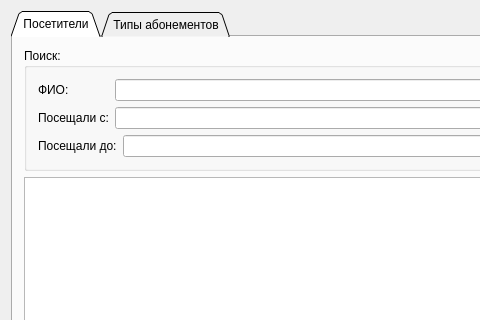
The window that 3_course/1_part/VPandHCI/DB/mainwindow.ui (Monstruos/Course_projects) describes before a commit, drawn with Qt 5; both pictures show x 0 to 480 and y 0 to 320 of the 789 by 726 pixel window.
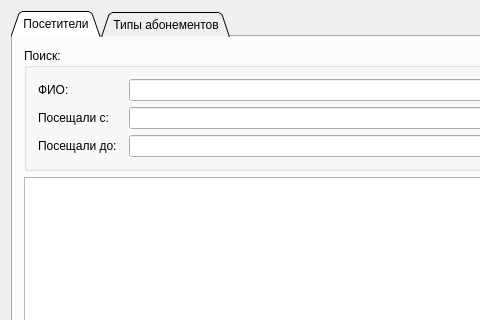
The same window after the commit. The open tabs and pages were chosen to show the change.

What changed in the file:
```diff
--- a/3_course/1_part/VPandHCI/DB/mainwindow.ui
+++ b/3_course/1_part/VPandHCI/DB/mainwindow.ui
@@ -82,7 +82,7 @@
                     <widget class="QLabel" name="FN">
                      <property name="minimumSize">
                       <size>
-                       <width>71</width>
+                       <width>85</width>
                        <height>0</height>
                       </size>
                      </property>
@@ -100,9 +100,15 @@
                   <layout class="QHBoxLayout" name="horizontalLayout_2">
                    <item>
                     <widget class="QLabel" name="From">
+                     <property name="sizePolicy">
+                      <sizepolicy hsizetype="Preferred" vsizetype="Preferred">
+                       <horstretch>0</horstretch>
+                       <verstretch>0</verstretch>
+                      </sizepolicy>
+                     </property>
                      <property name="minimumSize">
                       <size>
-                       <width>71</width>
+                       <width>85</width>
                        <height>0</height>
                       </size>
                      </property>
@@ -120,9 +126,15 @@
                   <layout class="QHBoxLayout" name="horizontalLayout_3">
                    <item>
                     <widget class="QLabel" name="To">
+                     <property name="sizePolicy">
+                      <sizepolicy hsizetype="Fixed" vsizetype="Preferred">
+                       <horstretch>0</horstretch>
+                       <verstretch>0</verstretch>
+                      </sizepolicy>
+                     </property>
                      <property name="minimumSize">
                       <size>
-                       <width>71</width>
+                       <width>85</width>
                        <height>0</height>
                       </size>
                      </property>
```
Left out of the diff: 4 changed lines with no effect on the pictures.
